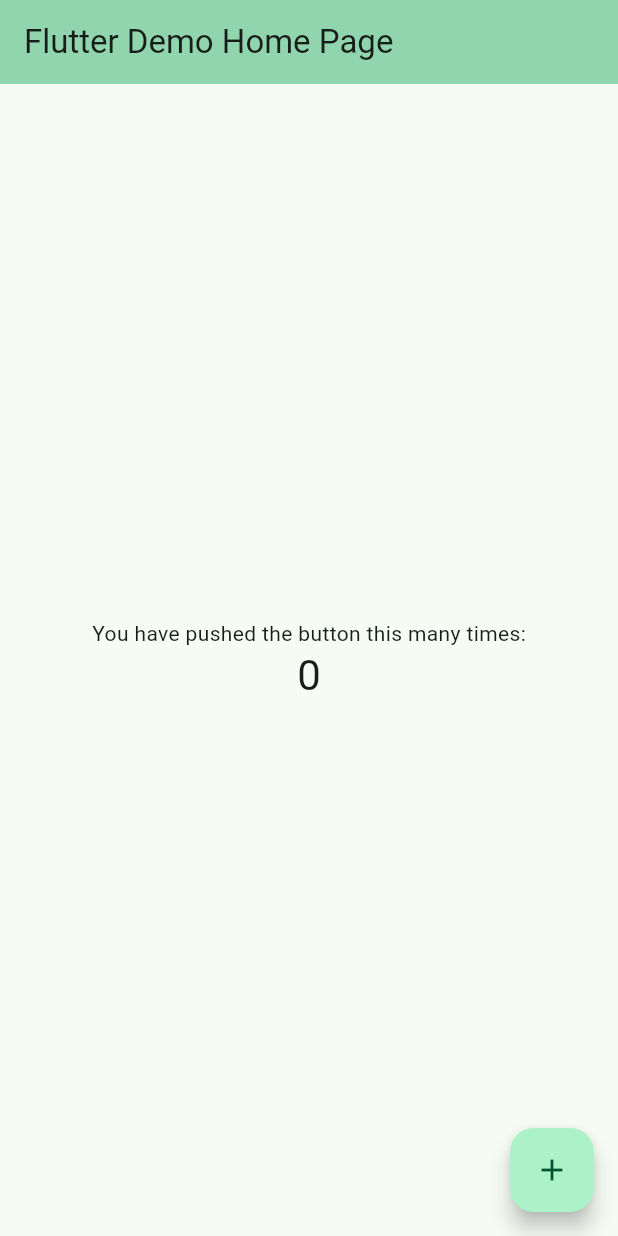
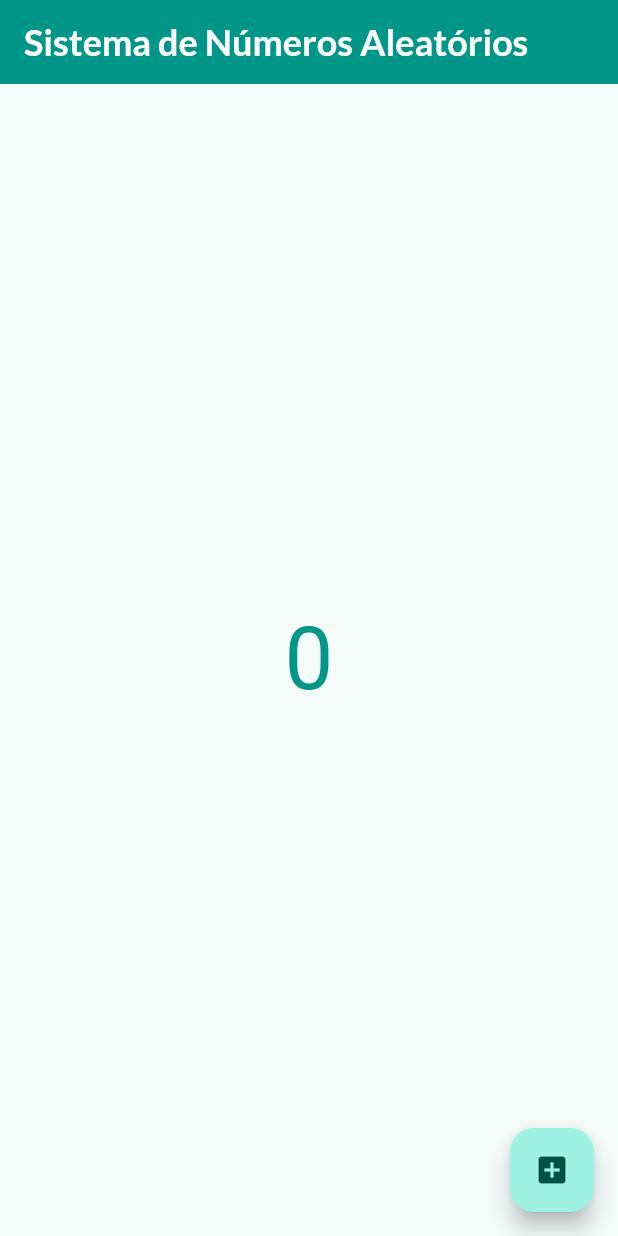
Before and after one commit to gabrielsooliveira/crud_app, a Flutter app: the screen it shows after launch, on a phone screen of 412 x 824 dp. Run offline on Flutter 3.47's test engine with Material 3 defaults, Android fonts, the phone set to English and light mode, and no system bars; our stand-ins replace google_fonts.

Commit message:
alterações para funcionar o app

```diff
--- a/lib/main.dart
+++ b/lib/main.dart
@@ -1,122 +1,5 @@
 import 'package:flutter/material.dart';
-
+import './my_app.dart';
 void main() {
   runApp(const MyApp());
 }
-
-class MyApp extends StatelessWidget {
-  const MyApp({super.key});
-
-  // This widget is the root of your application.
-  @override
-  Widget build(BuildContext context) {
-    return MaterialApp(
-      title: 'Flutter Demo',
-      theme: ThemeData(
-        // This is the theme of your application.
-        //
-        // TRY THIS: Try running your application with "flutter run". You'll see
-        // the application has a purple toolbar. Then, without quitting the app,
-        // try changing the seedColor in the colorScheme below to Colors.green
-        // and then invoke "hot reload" (save your changes or press the "hot
-        // reload" button in a Flutter-supported IDE, or press "r" if you used
-        // the command line to start the app).
-        //
-        // Notice that the counter didn't reset back to zero; the application
-        // state is not lost during the reload. To reset the state, use hot
-        // restart instead.
-        //
-        // This works for code too, not just values: Most code changes can be
-        // tested with just a hot reload.
-        colorScheme: ColorScheme.fromSeed(seedColor: Colors.greenAccent),
-      ),
-      home: const MyHomePage(title: 'Flutter Demo Home Page'),
-    );
-  }
-}
-
-class MyHomePage extends StatefulWidget {
-  const MyHomePage({super.key, required this.title});
-
-  // This widget is the home page of your application. It is stateful, meaning
-  // that it has a State object (defined below) that contains fields that affect
-  // how it looks.
-
-  // This class is the configuration for the state. It holds the values (in this
-  // case the title) provided by the parent (in this case the App widget) and
-  // used by the build method of the State. Fields in a Widget subclass are
-  // always marked "final".
-
-  final String title;
-
-  @override
-  State<MyHomePage> createState() => _MyHomePageState();
-}
-
-class _MyHomePageState extends State<MyHomePage> {
-  int _counter = 0;
-
-  void _incrementCounter() {
-    setState(() {
-      // This call to setState tells the Flutter framework that something has
-      // changed in this State, which causes it to rerun the build method below
-      // so that the display can reflect the updated values. If we changed
-      // _counter without calling setState(), then the build method would not be
-      // called again, and so nothing would appear to happen.
-      _counter++;
-    });
-  }
-
-  @override
-  Widget build(BuildContext context) {
-    // This method is rerun every time setState is called, for instance as done
-    // by the _incrementCounter method above.
-    //
-    // The Flutter framework has been optimized to make rerunning build methods
-    // fast, so that you can just rebuild anything that needs updating rather
-    // than having to individually change instances of widgets.
-    return Scaffold(
-      appBar: AppBar(
-        // TRY THIS: Try changing the color here to a specific color (to
-        // Colors.amber, perhaps?) and trigger a hot reload to see the AppBar
-        // change color while the other colors stay the same.
-        backgroundColor: Theme.of(context).colorScheme.inversePrimary,
-        // Here we take the value from the MyHomePage object that was created by
-        // the App.build method, and use it to set our appbar title.
-        title: Text(widget.title),
-      ),
-      body: Center(
-        // Center is a layout widget. It takes a single child and positions it
-        // in the middle of the parent.
-        child: Column(
-          // Column is also a layout widget. It takes a list of children and
-          // arranges them vertically. By default, it sizes itself to fit its
-          // children horizontally, and tries to be as tall as its parent.
-          //
-          // Column has various properties to control how it sizes itself and
-          // how it positions its children. Here we use mainAxisAlignment to
-          // center the children vertically; the main axis here is the vertical
-          // axis because Columns are vertical (the cross axis would be
-          // horizontal).
-          //
-          // TRY THIS: Invoke "debug painting" (choose the "Toggle Debug Paint"
-          // action in the IDE, or press "p" in the console), to see the
-          // wireframe for each widget.
-          mainAxisAlignment: MainAxisAlignment.center,
-          children: <Widget>[
-            const Text('You have pushed the button this many times:'),
-            Text(
-              '$_counter',
-              style: Theme.of(context).textTheme.headlineMedium,
-            ),
-          ],
-        ),
-      ),
-      floatingActionButton: FloatingActionButton(
-        onPressed: _incrementCounter,
-        tooltip: 'Increment',
-        child: const Icon(Icons.add),
-      ), // This trailing comma makes auto-formatting nicer for build methods.
-    );
-  }
-}
--- /dev/null
+++ b/lib/my_app.dart
@@ -0,0 +1,23 @@
+import 'package:flutter/material.dart';
+import 'pages/home_page.dart';
+
+// Isso é o StatefulWidget que você precisa para o seu aplicativo
+class MyApp extends StatelessWidget {
+  const MyApp({super.key});
+
+  @override
+  Widget build(BuildContext context) {
+    return MaterialApp(
+      debugShowCheckedModeBanner: false,
+      theme: ThemeData(
+        colorScheme: ColorScheme.fromSeed(seedColor: Colors.teal),
+        appBarTheme: AppBarTheme(
+          backgroundColor: Colors.teal,       // cor de fundo do AppBar
+          foregroundColor: Colors.white,       // cor dos ícones e texto do AppBar
+          surfaceTintColor: Colors.teal,       // importante no Material 3 para sombra e elevação
+        ),
+      ),
+      home: const HomePage(),
+    );
+  }
+}
--- /dev/null
+++ b/lib/pages/home_page.dart
@@ -0,0 +1,42 @@
+import 'package:flutter/material.dart';
+import 'package:google_fonts/google_fonts.dart';
+import '../services/gerar_numero_service.dart';
+
+class HomePage extends StatefulWidget {
+  const HomePage({super.key});
+
+  @override
+  State<HomePage> createState() => _HomePageState();
+}
+
+class _HomePageState extends State<HomePage> {
+  var numeroGerado = 0;
+
+  @override
+  Widget build(BuildContext context) {
+    return Scaffold(
+      appBar: AppBar(
+        title: Text('Sistema de Números Aleatórios'),
+        titleTextStyle: GoogleFonts.lato(
+          fontSize: 24,
+          fontWeight: FontWeight.bold,
+          color: Colors.white,
+        )
+      ),
+      body: Center(
+        child: Text(
+          numeroGerado.toString(),
+          style: TextStyle(fontSize: 58, color: Colors.teal),
+        ),
+      ),
+      floatingActionButton: FloatingActionButton(
+        child: Icon(Icons.add_box),
+        onPressed: () {
+          setState(() {
+            numeroGerado = GerarNumeroService.gerarNumeroAleatorio(10);
+          });
+        }
+      ),
+    );
+  }
+}
--- /dev/null
+++ b/lib/services/gerar_numero_service.dart
@@ -0,0 +1,8 @@
+import 'dart:math';
+
+class GerarNumeroService {
+  static int gerarNumeroAleatorio(int maximoNumber) {
+    Random random = Random();
+    return random.nextInt(maximoNumber);
+  }
+}
--- a/pubspec.yaml
+++ b/pubspec.yaml
@@ -1,4 +1,4 @@
-name: crud_app
+name: random_number_app
 description: "A new Flutter project."
 # The following line prevents the package from being accidentally published to
 # pub.dev using `flutter pub publish`. This is preferred for private packages.
@@ -19,7 +19,7 @@ publish_to: 'none' # Remove this line if you wish to publish to pub.dev
 version: 1.0.0+1
 
 environment:
-  sdk: ^3.9.0-196.0.dev
+  sdk: '>=3.8.0 <4.0.0'
 
 # Dependencies specify other packages that your package needs in order to work.
 # To automatically upgrade your package dependencies to the latest versions
@@ -28,6 +28,7 @@ environment:
 # the latest version available on pub.dev. To see which dependencies have newer
 # versions available, run `flutter pub outdated`.
 dependencies:
+  google_fonts: ^4.0.0
   flutter:
     sdk: flutter
 
```
Also changed, not shown: pubspec.lock, 17 other files.
